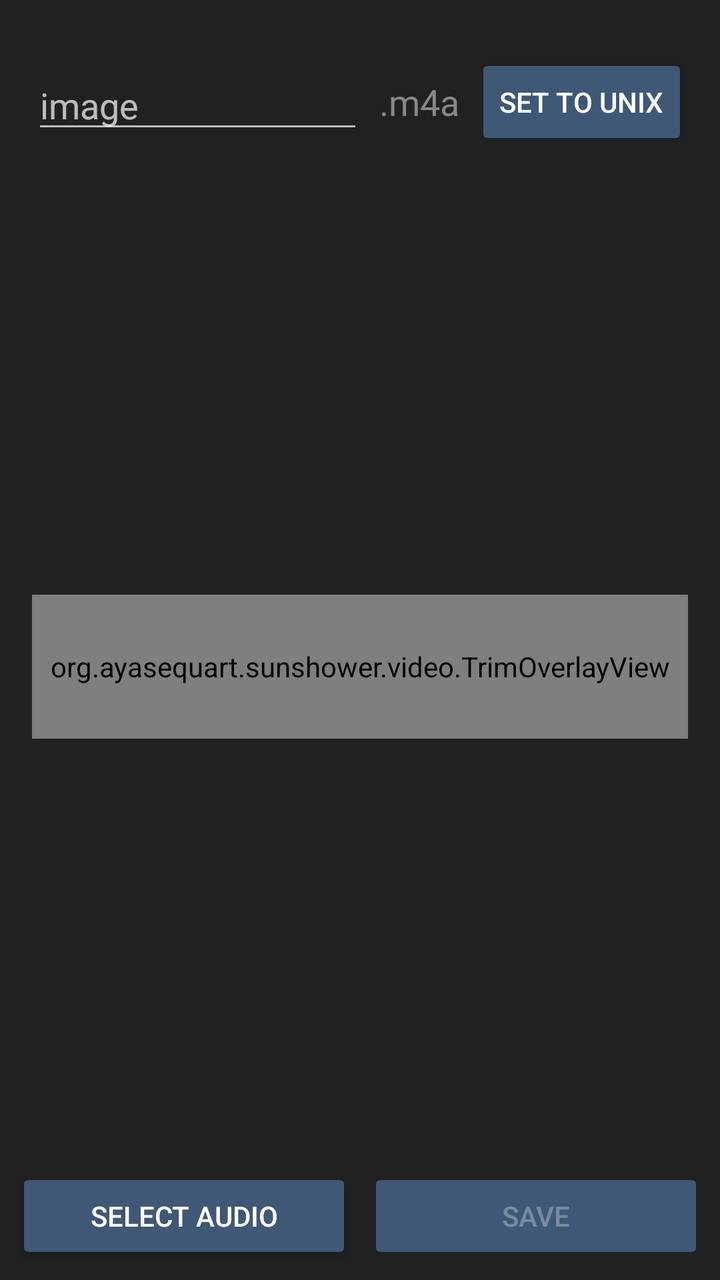
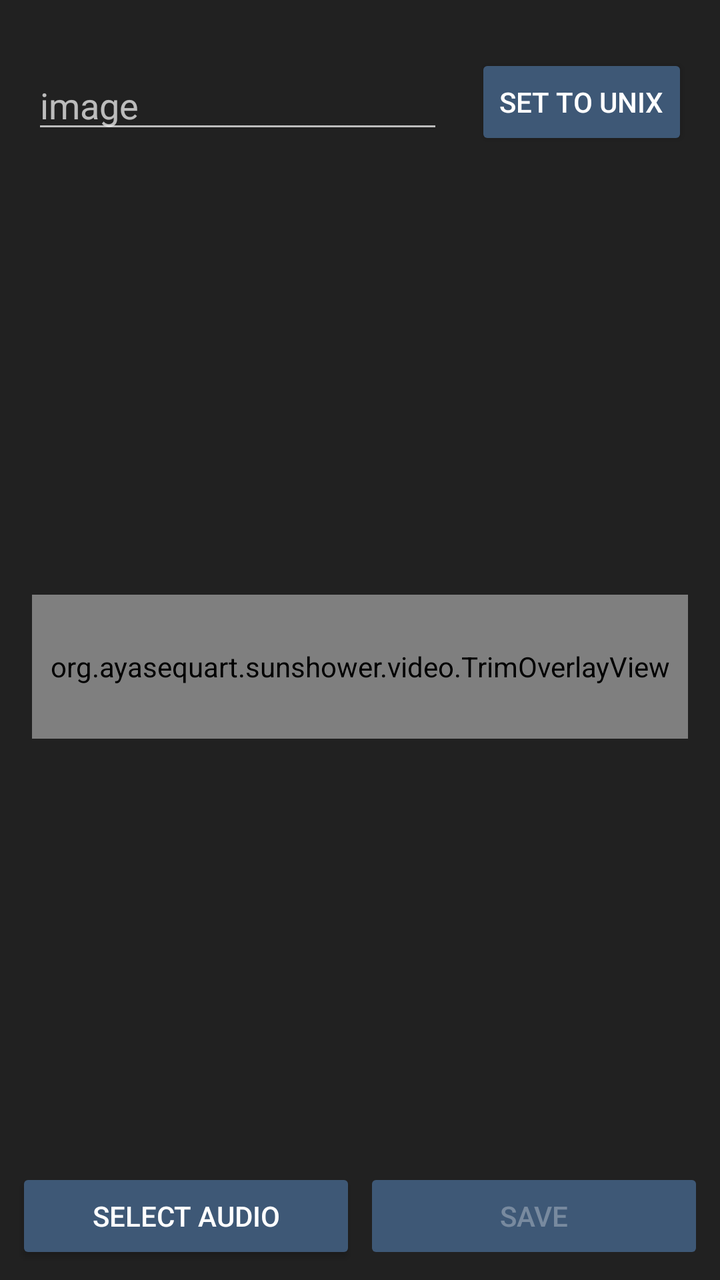

An Android layout rendered at two revisions. The XML below is the earlier revision; the diff shows what the commit changed to produce the second picture.
<!-- AndroidManifest.xml: application theme Theme.Sunshower -->
<!-- res/layout/activity_audio.xml -->
<?xml version="1.0" encoding="utf-8"?>
<LinearLayout xmlns:android="http://schemas.android.com/apk/res/android"
    android:layout_width="match_parent"
    android:layout_height="match_parent"
    android:orientation="vertical">

    <TextView
        android:id="@+id/audio_file_info"
        android:layout_width="match_parent"
        android:layout_height="wrap_content"
        android:paddingStart="16dp"
        android:paddingEnd="16dp"
        android:textSize="14sp" />

    <LinearLayout
        android:layout_width="match_parent"
        android:layout_height="wrap_content"
        android:gravity="center_vertical"
        android:orientation="horizontal"
        android:paddingStart="16dp"
        android:paddingTop="8dp"
        android:paddingEnd="16dp">

        <EditText
            android:id="@+id/audio_file_name_input"
            android:layout_width="0dp"
            android:layout_height="wrap_content"
            android:layout_weight="1"
            android:hint="@string/default_file_name"
            android:importantForAutofill="no"
            android:inputType="text"
            android:maxLength="64" />

        <TextView
            android:id="@+id/audio_ext_label"
            android:layout_width="wrap_content"
            android:layout_height="wrap_content"
            android:layout_marginStart="8dp"
            android:text=".m4a"
            android:textColor="#FF888888"
            android:textSize="18sp" />

        <Button
            android:id="@+id/audio_set_unix_button"
            android:layout_width="wrap_content"
            android:layout_height="wrap_content"
            android:layout_marginStart="8dp"
            android:text="@string/set_unix" />
    </LinearLayout>

    <FrameLayout
        android:layout_width="match_parent"
        android:layout_height="0dp"
        android:layout_weight="1">

        <LinearLayout
            android:id="@+id/section_trim"
            android:layout_width="match_parent"
            android:layout_height="match_parent"
            android:gravity="center"
            android:orientation="vertical"
            android:paddingStart="16dp"
            android:paddingEnd="16dp">

            <TextView
                android:id="@+id/audio_time_text"
                android:layout_width="match_parent"
                android:layout_height="wrap_content"
                android:layout_marginTop="8dp"
                android:textSize="14sp" />

            <org.ayasequart.sunshower.video.TrimOverlayView
                android:id="@+id/audio_trim_overlay"
                android:layout_width="match_parent"
                android:layout_height="72dp"
                android:layout_marginTop="8dp" />

            <TextView
                android:id="@+id/audio_no_audio"
                android:layout_width="wrap_content"
                android:layout_height="wrap_content"
                android:layout_marginTop="12dp"
                android:text="@string/video_no_audio"
                android:textSize="14sp"
                android:visibility="gone" />
        </LinearLayout>
    </FrameLayout>

    <TextView
        android:id="@+id/audio_status"
        android:layout_width="match_parent"
        android:layout_height="wrap_content"
        android:paddingStart="16dp"
        android:paddingEnd="16dp"
        android:textSize="14sp" />

    <LinearLayout
        android:layout_width="match_parent"
        android:layout_height="wrap_content"
        android:orientation="horizontal"
        android:padding="8dp">

        <Button
            android:id="@+id/audio_pick_button"
            android:layout_width="0dp"
            android:layout_height="wrap_content"
            android:layout_weight="1"
            android:text="@string/audio_pick" />

        <Button
            android:id="@+id/audio_apply_button"
            android:layout_width="0dp"
            android:layout_height="wrap_content"
            android:layout_marginStart="8dp"
            android:layout_weight="1"
            android:enabled="false"
            android:text="@string/save" />
    </LinearLayout>
</LinearLayout>
<!-- resources referenced by this layout -->
<resources>
  <string name="audio_pick">Select audio</string>
  <string name="default_file_name">image</string>
  <string name="save">Save</string>
  <string name="set_unix">Set to Unix</string>
  <string name="video_no_audio">No audio track in this file</string>
  <style name="Theme.Sunshower" parent="android:Theme.Material.NoActionBar">
          <item name="android:colorBackground">@color/surface</item>
          <item name="android:windowBackground">@color/surface</item>
          <item name="android:colorPrimary">@color/accent</item>
          <item name="android:colorPrimaryDark">@color/surface_dim</item>
          <item name="android:colorAccent">@color/accent</item>
          <item name="android:colorButtonNormal">@color/accent</item>
          <item name="android:statusBarColor">@color/surface_dim</item>
          <item name="android:navigationBarColor">@color/surface_dim</item>
      </style>
  <color name="surface">#FF212121</color>
  <color name="accent">#FF3E5876</color>
  <color name="surface_dim">#FF1A1A1A</color>
</resources>

<!-- the commit's change to res/layout/activity_audio.xml (unified diff, before → after) -->
@@ -36,8 +36,7 @@
             android:layout_width="wrap_content"
             android:layout_height="wrap_content"
             android:layout_marginStart="8dp"
-            android:text=".m4a"
-            android:textColor="#FF888888"
+            android:textColor="@color/text_dim"
             android:textSize="18sp" />
 
         <Button
@@ -80,7 +79,7 @@
                 android:layout_width="wrap_content"
                 android:layout_height="wrap_content"
                 android:layout_marginTop="12dp"
-                android:text="@string/video_no_audio"
+                android:text="@string/no_audio"
                 android:textSize="14sp"
                 android:visibility="gone" />
         </LinearLayout>
@@ -111,7 +110,7 @@
             android:id="@+id/audio_apply_button"
             android:layout_width="0dp"
             android:layout_height="wrap_content"
-            android:layout_marginStart="8dp"
+            android:layout_marginStart="4dp"
             android:layout_weight="1"
             android:enabled="false"
             android:text="@string/save" />
<!-- resource entries referenced after the edit -->
@@ -1,10 +1,11 @@
 <!-- resources referenced by this layout -->
 <resources>
+  <color name="text_dim">#FF888888</color>
   <string name="audio_pick">Select audio</string>
   <string name="default_file_name">image</string>
+  <string name="no_audio">No audio track in this file</string>
   <string name="save">Save</string>
   <string name="set_unix">Set to Unix</string>
-  <string name="video_no_audio">No audio track in this file</string>
   <style name="Theme.Sunshower" parent="android:Theme.Material.NoActionBar">
           <item name="android:colorBackground">@color/surface</item>
           <item name="android:windowBackground">@color/surface</item>
@@ -14,9 +15,26 @@
           <item name="android:colorButtonNormal">@color/accent</item>
           <item name="android:statusBarColor">@color/surface_dim</item>
           <item name="android:navigationBarColor">@color/surface_dim</item>
+          <item name="android:windowAnimationStyle">@style/NoWindowAnimations</item>
       </style>
   <color name="surface">#FF212121</color>
   <color name="accent">#FF3E5876</color>
   <color name="surface_dim">#FF1A1A1A</color>
+  <style name="NoWindowAnimations">
+          <item name="android:activityOpenEnterAnimation">@null</item>
+          <item name="android:activityOpenExitAnimation">@null</item>
+          <item name="android:activityCloseEnterAnimation">@null</item>
+          <item name="android:activityCloseExitAnimation">@null</item>
+          <item name="android:taskOpenEnterAnimation">@null</item>
+          <item name="android:taskOpenExitAnimation">@null</item>
+          <item name="android:taskCloseEnterAnimation">@null</item>
+          <item name="android:taskCloseExitAnimation">@null</item>
+          <item name="android:taskToFrontEnterAnimation">@null</item>
+          <item name="android:taskToFrontExitAnimation">@null</item>
+          <item name="android:taskToBackEnterAnimation">@null</item>
+          <item name="android:taskToBackExitAnimation">@null</item>
+          <item name="android:launchTaskBehindTargetAnimation">@null</item>
+          <item name="android:launchTaskBehindSourceAnimation">@null</item>
+      </style>
 </resources>
 
